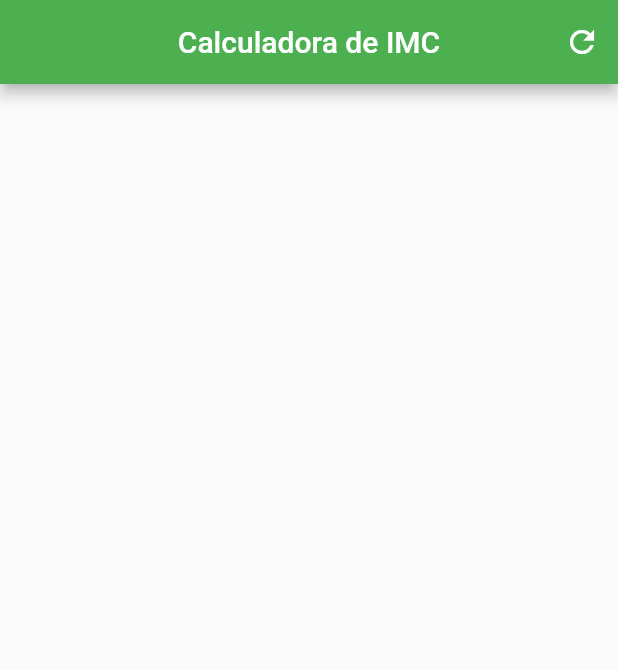
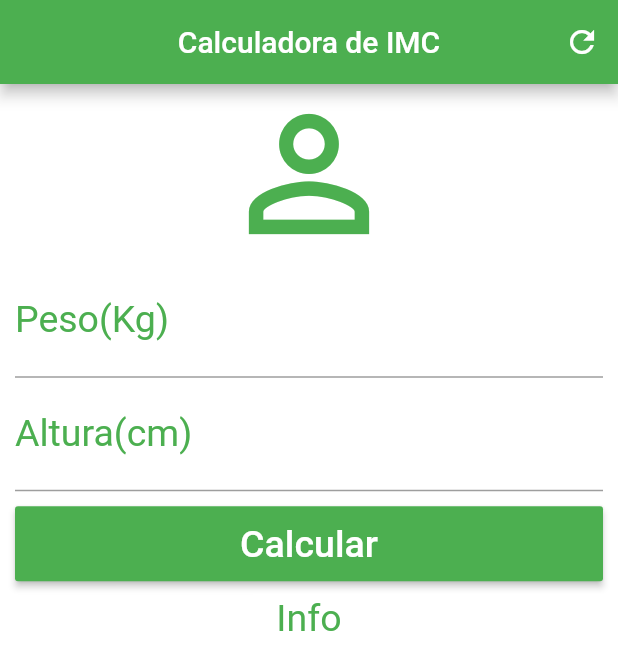
Before and after one commit to Werner1201/CalculadoraIMCFlutter, a Flutter app: the screen it shows after launch, on a phone screen of 412 x 824 dp. Shown: the top 670 px of the screen. Run offline on Flutter 3.47's test engine with Material 2 defaults, Android fonts, the phone set to English and light mode, and no system bars.

Commit message:
Terminado a Formatacao do Layout

```diff
--- a/lib/main.dart
+++ b/lib/main.dart
@@ -1,6 +1,6 @@
 import 'package:flutter/material.dart';
 
-void main(){
+void main() {
   runApp(MaterialApp(
     home: Home(),
   ));
@@ -22,11 +22,68 @@ class _HomeState extends State<Home> {
         actions: <Widget>[
           IconButton(
             icon: Icon(Icons.refresh),
-            onPressed: (){},
+            onPressed: () {},
           )
         ],
       ),
-
+      backgroundColor: Colors.white,
+      body: SingleChildScrollView(
+        padding: EdgeInsets.fromLTRB(10, 0.0, 10, 0.0),
+        child: Column(
+          crossAxisAlignment: CrossAxisAlignment.stretch,
+          children: <Widget>[
+            Icon(Icons.person_outline, size: 120.0, color: Colors.green),
+            TextField(
+              keyboardType: TextInputType.number,
+              decoration: InputDecoration(
+                  labelText: "Peso(Kg)",
+                  labelStyle: TextStyle(
+                    color: Colors.green,
+                  )),
+              textAlign: TextAlign.center,
+              style: TextStyle(
+                color: Colors.green,
+                fontSize: 25.0,
+              ),
+            ),
+            TextField(
+              keyboardType: TextInputType.number,
+              decoration: InputDecoration(
+                  labelText: "Altura(cm)",
+                  labelStyle: TextStyle(
+                    color: Colors.green,
+                  )),
+              textAlign: TextAlign.center,
+              style: TextStyle(
+                color: Colors.green,
+                fontSize: 25.0,
+              ),
+            ),
+            Padding(
+              padding: EdgeInsets.only(top: 10.0, bottom: 10.0),
+              child: Container(
+                height: 50.0,
+                child: RaisedButton(
+                  onPressed: () {},
+                  child: Text(
+                    "Calcular",
+                    style: TextStyle(color: Colors.white, fontSize: 25.0),
+                  ),
+                  color: Colors.green,
+                ),
+              ),
+            ),
+            Text(
+              "Info",
+              textAlign: TextAlign.center,
+              style: TextStyle(
+                color: Colors.green,
+                fontSize: 25.0,
+              ),
+            )
+          ],
+        ),
+      )
     );
   }
 }
```
